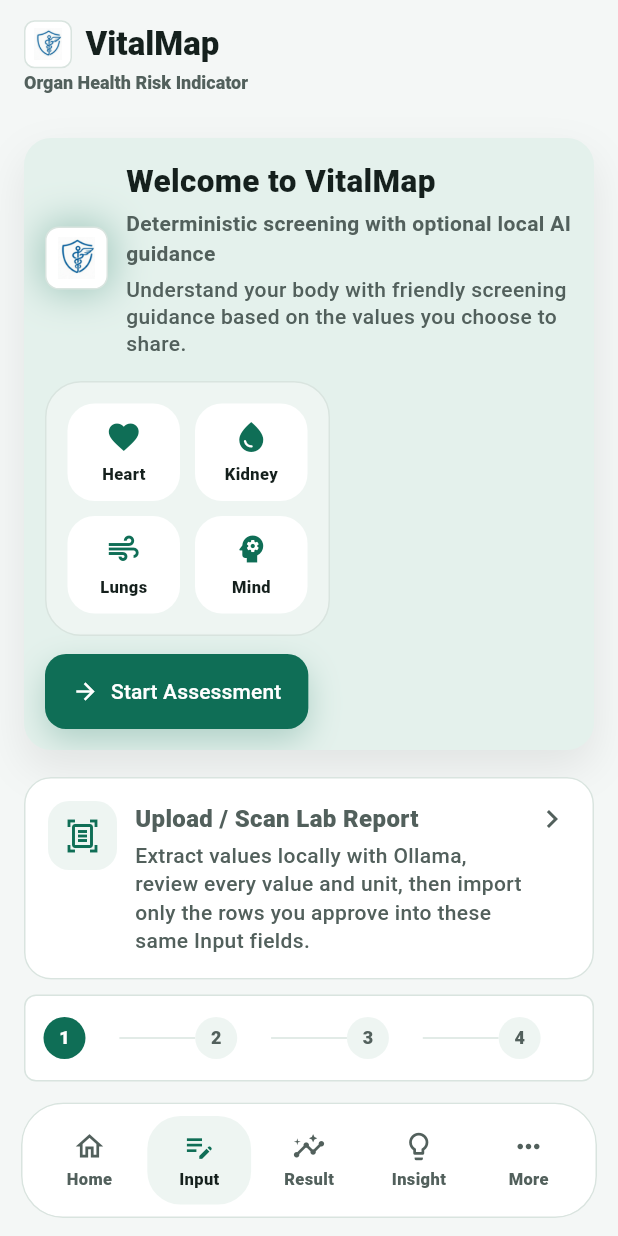
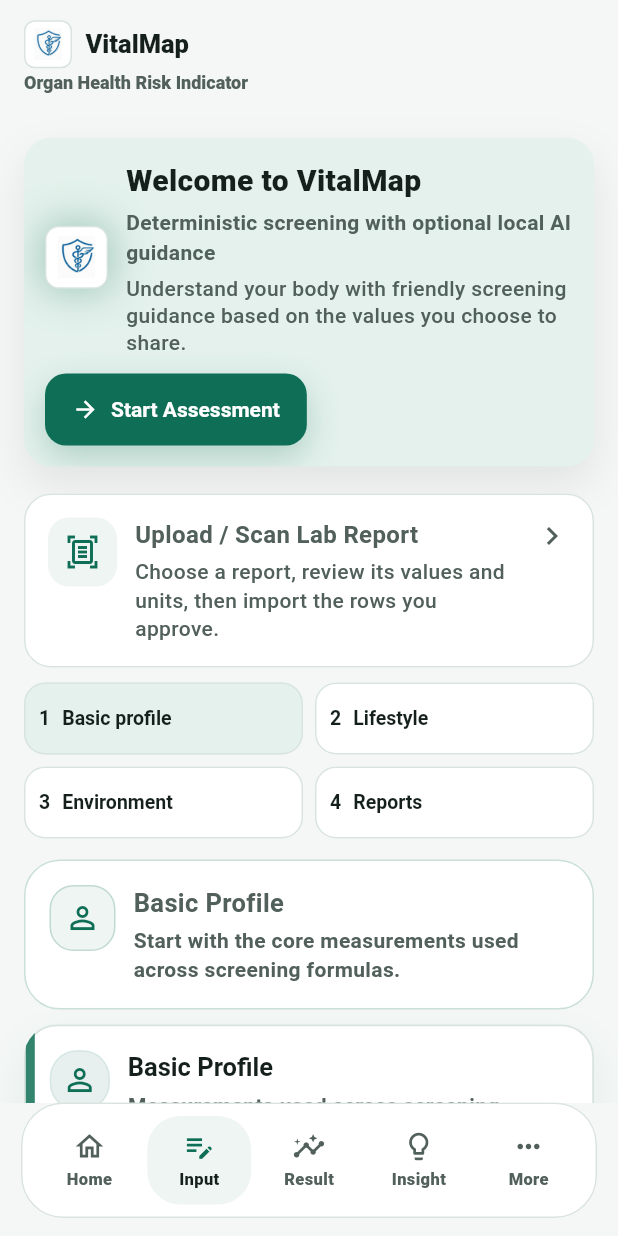
Before and after one commit to D-Varshini17/VitalMap, a Flutter app: the screen it shows once a user with an empty profile is signed in, after a tap on "Start screening", on a phone screen of 412 x 824 dp. Run offline on Flutter 3.47's test engine with Material 3 defaults, Android fonts, the phone set to English and light mode, and no system bars; our stand-ins replace cloud_firestore, file_picker, firebase_auth, firebase_core, pdf, printing and 1 more; accounts and stored records are empty.

Commit message:
Refine responsive Input typography and verify full form flows

```diff
--- a/frontend/lib/core/input_typography.dart
+++ b/frontend/lib/core/input_typography.dart
@@ -3,11 +3,45 @@
 
 /// Typography scoped to the assessment form, without scaling other screens.
 abstract final class InputTypography {
-  static const value = 15.0;
-  static const label = 14.0;
+  static const value = 14.0;
+  static const label = 13.0;
+  static const body = 14.0;
   static const helper = 12.0;
   static double heading(BuildContext context) =>
-      Responsive.isMobile(context) ? 21 : 26;
+      Responsive.isMobile(context) ? 20 : 24;
   static double section(BuildContext context) =>
-      Responsive.isMobile(context) ? 18 : 20;
+      Responsive.isMobile(context) ? 17 : 19;
+
+  static ThemeData theme(BuildContext context) {
+    final base = Theme.of(context);
+    return base.copyWith(
+      textTheme: base.textTheme.copyWith(
+        bodyLarge: base.textTheme.bodyLarge?.copyWith(fontSize: body),
+        bodyMedium: base.textTheme.bodyMedium?.copyWith(fontSize: body),
+        bodySmall: base.textTheme.bodySmall?.copyWith(fontSize: helper),
+        titleLarge:
+            base.textTheme.titleLarge?.copyWith(fontSize: section(context)),
+        titleMedium: base.textTheme.titleMedium?.copyWith(fontSize: value),
+        labelLarge: base.textTheme.labelLarge?.copyWith(fontSize: value),
+      ),
+      inputDecorationTheme: base.inputDecorationTheme.copyWith(
+        labelStyle: const TextStyle(fontSize: label),
+        floatingLabelStyle: const TextStyle(fontSize: label),
+        helperStyle: const TextStyle(fontSize: helper),
+        errorStyle: const TextStyle(fontSize: helper),
+        contentPadding:
+            const EdgeInsets.symmetric(horizontal: 12, vertical: 14),
+      ),
+      elevatedButtonTheme: ElevatedButtonThemeData(
+          style: base.elevatedButtonTheme.style?.copyWith(
+        textStyle: const WidgetStatePropertyAll(
+            TextStyle(fontSize: value, fontWeight: FontWeight.w600)),
+      )),
+      outlinedButtonTheme: OutlinedButtonThemeData(
+          style: base.outlinedButtonTheme.style?.copyWith(
+        textStyle: const WidgetStatePropertyAll(
+            TextStyle(fontSize: value, fontWeight: FontWeight.w600)),
+      )),
+    );
+  }
 }
--- a/frontend/lib/screens/input_screen.dart
+++ b/frontend/lib/screens/input_screen.dart
@@ -371,7 +371,8 @@
       } catch (_) {
         if (mounted) {
           ScaffoldMessenger.of(context).showSnackBar(const SnackBar(
-            content: Text('Screening saved on this device. Account sync failed; check your connection.'),
+            content: Text(
+                'Screening saved on this device. Account sync failed; check your connection.'),
           ));
         }
       }
@@ -715,7 +716,9 @@
   @override
   Widget build(BuildContext context) {
     final isDesktop = Responsive.isDesktop(context);
-    return Scaffold(
+    return Theme(
+      data: InputTypography.theme(context),
+      child: Scaffold(
         appBar: isDesktop
             ? null
             : AppBar(
@@ -730,7 +733,8 @@
                       'Organ Health Risk Indicator',
                       style: TextStyle(
                           fontSize: 12,
-                        color: Theme.of(context).colorScheme.onSurfaceVariant),
+                          color:
+                              Theme.of(context).colorScheme.onSurfaceVariant),
                     ),
                   ],
                 ),
@@ -751,6 +755,7 @@
                 const SizedBox(height: 14),
                 _activeFlowBody(isDesktop),
               ],
+            ),
           ),
         ),
       ),
@@ -782,18 +787,22 @@
                   color: colors.surfaceContainer,
                   borderRadius: BorderRadius.circular(14),
                 ),
-                child: Icon(Icons.document_scanner_outlined, color: colors.primary),
+                child: Icon(Icons.document_scanner_outlined,
+                    color: colors.primary),
               ),
               const SizedBox(width: 12),
               Expanded(
                 child: Column(
                   crossAxisAlignment: CrossAxisAlignment.start,
                   children: [
-                    const Text('Upload / Scan Lab Report', style: TextStyle(fontSize: 16, fontWeight: FontWeight.w900)),
+                    const Text('Upload / Scan Lab Report',
+                        style: TextStyle(
+                            fontSize: 16, fontWeight: FontWeight.w700)),
                     const SizedBox(height: 4),
                     Text(
-                      'Extract values locally with Ollama, review every value and unit, then import only the rows you approve into these same Input fields.',
-                      style: TextStyle(color: colors.onSurfaceVariant, height: 1.35),
+                      'Choose a report, review its values and units, then import the rows you approve.',
+                      style: TextStyle(
+                          color: colors.onSurfaceVariant, height: 1.35),
                     ),
                   ],
                 ),
@@ -816,7 +825,8 @@
       if (!mounted) return;
       setState(() => _activeTop = 'reports');
       ScaffoldMessenger.of(context).showSnackBar(
-        const SnackBar(content: Text('Reviewed report values were imported into Input.')),
+        const SnackBar(
+            content: Text('Reviewed report values were imported into Input.')),
       );
     }
   }
@@ -1074,7 +1084,10 @@
             child: Column(
               crossAxisAlignment: CrossAxisAlignment.start,
               children: [
-                Text(title, style: Theme.of(context).textTheme.titleLarge),
+                Text(title,
+                    style: TextStyle(
+                        fontSize: InputTypography.section(context),
+                        fontWeight: FontWeight.w700)),
                 const SizedBox(height: 4),
                 Text(
                   subtitle,
@@ -1136,67 +1149,37 @@
       ('environment', 'Environment'),
       ('reports', 'Reports'),
     ];
-
-    final activeIndex = tabs.indexWhere((tab) => tab.$1 == _activeTop);
-    return Container(
-      padding: const EdgeInsets.symmetric(horizontal: 12, vertical: 14),
-      decoration: BoxDecoration(
-        color: Theme.of(context).colorScheme.surface,
-        borderRadius: BorderRadius.circular(8),
-        border: Border.all(color: Theme.of(context).colorScheme.outlineVariant),
-      ),
-      child: Row(
-        children: [
-          for (var index = 0; index < tabs.length; index++) ...[
-            Expanded(
-              child: InkWell(
-                onTap: () => _setActiveTop(tabs[index].$1),
-                child: Row(
-                  children: [
-                    CircleAvatar(
-                      radius: 14,
-                      backgroundColor: index <= activeIndex
-                          ? Theme.of(context).colorScheme.primary
-                          : Theme.of(context).colorScheme.surfaceContainer,
-                      child: Text(
-                        '${index + 1}',
-                        style: TextStyle(
-                          color: index <= activeIndex
-                              ? Theme.of(context).colorScheme.onPrimary
-                              : Theme.of(context).colorScheme.onSurfaceVariant,
-                          fontSize: 12,
-                          fontWeight: FontWeight.w800,
-                        ),
-                      ),
-                    ),
-                    const SizedBox(width: 7),
-                    Flexible(
-                      child: Text(
-                        tabs[index].$2,
-                        overflow: TextOverflow.ellipsis,
-                        style: TextStyle(
-                          color: index == activeIndex
-                              ? Theme.of(context).colorScheme.onSurface
-                              : Theme.of(context).colorScheme.onSurfaceVariant,
-                          fontSize: 12,
-                          fontWeight: FontWeight.w800,
-                        ),
-                      ),
-                    ),
-                  ],
-                ),
-              ),
-            ),
-            if (index < tabs.length - 1)
-              Expanded(
-                child: Container(
-                    height: 1,
-                    color: Theme.of(context).colorScheme.outlineVariant),
-              ),
-          ],
-        ],
-      ),
-    );
+    final colors = Theme.of(context).colorScheme;
+    return LayoutBuilder(builder: (context, constraints) {
+      final columns = constraints.maxWidth < 600 ? 2 : 4;
+      final width = (constraints.maxWidth - (columns - 1) * 8) / columns;
+      return Wrap(spacing: 8, runSpacing: 8, children: [
+        for (var index = 0; index < tabs.length; index++)
+          SizedBox(
+            width: width,
+            child: OutlinedButton(
+              onPressed: () => _setActiveTop(tabs[index].$1),
+              style: OutlinedButton.styleFrom(
+                minimumSize: const Size(0, 48),
+                padding:
+                    const EdgeInsets.symmetric(horizontal: 10, vertical: 10),
+                backgroundColor: tabs[index].$1 == _activeTop
+                    ? colors.primaryContainer
+                    : colors.surface,
+                foregroundColor: colors.onSurface,
+                textStyle: const TextStyle(
+                    fontSize: InputTypography.label,
+                    fontWeight: FontWeight.w600),
+              ),
+              child: Row(children: [
+                Text('${index + 1}'),
+                const SizedBox(width: 8),
+                Expanded(child: Text(tabs[index].$2)),
+              ]),
+            ),
+          ),
+      ]);
+    });
   }
 
   Widget _stepHeader(String text) {
@@ -1342,7 +1325,7 @@
               children: [
                 Text(
                   'Why we ask this?',
-                  style: TextStyle(fontWeight: FontWeight.w900),
+                  style: TextStyle(fontWeight: FontWeight.w700),
                 ),
                 SizedBox(height: 4),
                 Text(
@@ -1672,8 +1655,8 @@
               borderRadius: BorderRadius.circular(18),
             ),
             textStyle: const TextStyle(
-              fontSize: 17,
-              fontWeight: FontWeight.w800,
+              fontSize: InputTypography.value,
+              fontWeight: FontWeight.w600,
             ),
           ),
         );
@@ -1689,14 +1672,17 @@
               : () async {
                   final payload = _payload();
                   await LocalStorage.saveLastPayload(payload);
-                  final user = Firebase.apps.isEmpty ? null : FirebaseAuth.instance.currentUser;
+                  final user = Firebase.apps.isEmpty
+                      ? null
+                      : FirebaseAuth.instance.currentUser;
                   var message = 'Saved for later on this device.';
                   if (user != null) {
                     try {
                       await FirestoreService.saveDraft(user.uid, payload);
                       message = 'Draft saved to your account.';
                     } catch (_) {
-                      message = 'Saved on this device. Account sync failed; check your connection and retry.';
+                      message =
+                          'Saved on this device. Account sync failed; check your connection and retry.';
                     }
                   }
                   if (!context.mounted) return;
@@ -1715,8 +1701,8 @@
               borderRadius: BorderRadius.circular(18),
             ),
             textStyle: const TextStyle(
-              fontSize: 17,
-              fontWeight: FontWeight.w800,
+              fontSize: InputTypography.value,
+              fontWeight: FontWeight.w600,
             ),
           ),
         );
@@ -2352,7 +2338,7 @@
             style: TextStyle(
               color: Theme.of(context).colorScheme.onSurfaceVariant,
               fontSize: 13,
-              fontWeight: FontWeight.w800,
+              fontWeight: FontWeight.w600,
             ),
           ),
           const SizedBox(height: 8),
@@ -2361,8 +2347,8 @@
             textAlign: TextAlign.center,
             style: TextStyle(
               color: Theme.of(context).colorScheme.onSurface,
-              fontWeight: FontWeight.w900,
-              fontSize: 17,
+              fontWeight: FontWeight.w700,
+              fontSize: InputTypography.value,
               letterSpacing: 0,
             ),
           ),
@@ -2387,7 +2373,7 @@
         style: TextStyle(
           color: Theme.of(context).colorScheme.onSurfaceVariant,
           fontWeight: FontWeight.w600,
-          fontSize: 15,
+          fontSize: InputTypography.body,
           letterSpacing: 0,
         ),
       ),
@@ -2409,7 +2395,7 @@
       ),
       style: TextStyle(
         color: Theme.of(context).colorScheme.onSurface,
-        fontSize: 15,
+        fontSize: InputTypography.body,
         fontWeight: FontWeight.w700,
       ),
       decoration: InputDecoration(
@@ -2459,7 +2445,7 @@
             helper ?? 'Select the unit exactly as shown in your report.',
             style: TextStyle(
               color: Theme.of(context).colorScheme.onSurfaceVariant,
-              fontSize: 15,
+              fontSize: InputTypography.body,
               fontWeight: FontWeight.w600,
             ),
           ),
@@ -2481,7 +2467,7 @@
                 ),
                 textStyle: const TextStyle(
                   fontSize: 12,
-                  fontWeight: FontWeight.w800,
+                  fontWeight: FontWeight.w600,
                 ),
               ),
               child: const Text('Skip'),
@@ -2524,7 +2510,7 @@
           isExpanded: true,
           style: TextStyle(
             color: colors.onSurface,
-            fontSize: 15,
+            fontSize: InputTypography.body,
             fontWeight: FontWeight.w600,
           ),
           decoration: InputDecoration(labelText: label),
@@ -2551,8 +2537,8 @@
             ),
             style: TextStyle(
               color: colors.onSurface,
-              fontSize: 18,
-              fontWeight: FontWeight.w800,
+              fontSize: InputTypography.value,
+              fontWeight: FontWeight.w600,
             ),
             decoration: InputDecoration(
               labelText: label,
@@ -2567,7 +2553,7 @@
                 borderSide: BorderSide(color: colors.primary, width: 1.4),
               ),
               contentPadding:
-                  const EdgeInsets.symmetric(horizontal: 20, vertical: 20),
+                  const EdgeInsets.symmetric(horizontal: 12, vertical: 14),
             ),
             items: options
                 .map((item) => DropdownMenuItem(value: item, child: Text(item)))
@@ -2640,7 +2626,8 @@
       compact: true,
       description:
           'Understand your body with friendly screening guidance based on the values you choose to share.',
-      trailing: const _HeroHealthGraphic(),
+      trailing:
+          Responsive.isDesktop(context) ? const _HeroHealthGraphic() : null,
       bottom: Align(
         alignment: Alignment.centerLeft,
         child: GradientActionButton(
@@ -2718,7 +2705,7 @@
               style: TextStyle(
                 color: Theme.of(context).colorScheme.onSurface,
                 fontSize: 11,
-                fontWeight: FontWeight.w900,
+                fontWeight: FontWeight.w700,
               ),
             ),
           ],
@@ -2806,7 +2793,7 @@
             child: ColoredBox(color: accent.withValues(alpha: 0.85)),
           ),
           Padding(
-            padding: const EdgeInsets.fromLTRB(34, 28, 30, 28),
+            padding: EdgeInsets.all(Responsive.isMobile(context) ? 16 : 22),
             child: Column(
               crossAxisAlignment: CrossAxisAlignment.start,
               children: [
@@ -2814,8 +2801,8 @@
                   crossAxisAlignment: CrossAxisAlignment.start,
                   children: [
                     Container(
-                      width: 64,
-                      height: 64,
+                      width: 40,
+                      height: 40,
                       decoration: BoxDecoration(
                         color: accent.withValues(alpha: 0.10),
                         borderRadius: BorderRadius.circular(18),
@@ -2823,9 +2810,9 @@
                           color: accent.withValues(alpha: 0.08),
                         ),
                       ),
-                      child: Icon(icon, color: accent, size: 34),
-                    ),
-                    const SizedBox(width: 24),
+                      child: Icon(icon, color: accent, size: 24),
+                    ),
+                    const SizedBox(width: 12),
                     Expanded(
                       child: Column(
                         crossAxisAlignment: CrossAxisAlignment.start,
@@ -2838,7 +2825,7 @@
                                 ?.copyWith(
                                   color: colors.onSurface,
                                   fontSize: InputTypography.section(context),
-                                  fontWeight: FontWeight.w900,
+                                  fontWeight: FontWeight.w700,
                                   letterSpacing: 0,
                                 ),
                           ),
@@ -2847,7 +2834,7 @@
                             _sectionSubtitle(title),
                             style: TextStyle(
                               color: colors.onSurfaceVariant,
-                              fontSize: 15,
+                              fontSize: InputTypography.body,
                               height: 1.2,
                               fontWeight: FontWeight.w600,
                             ),
@@ -2876,7 +2863,7 @@
                       ),
                   ],
                 ),
-                const SizedBox(height: 28),
+                const SizedBox(height: 18),
                 child,
               ],
             ),
@@ -2888,6 +2875,11 @@
 
   String _sectionSubtitle(String title) {
     return switch (title) {
+      'Basic Profile' => 'Measurements used across screening indicators',
+      'Lifestyle' => 'Everyday habits and general health context',
+      'Food Habits' => 'Your usual food and drink choices',
+      'Environment' => 'Your surroundings and exposure context',
+      'Heart / Lipid Profile' => 'AIP',
       'Diabetes / Glucose Profile' => 'Blood sugar and metabolic health',
       'Liver Function Test' => 'APRI, FIB-4, FLI, NAFLD',
       'CBC / Differential' => 'NLR and liver support',
@@ -2895,7 +2887,7 @@
       'Lungs / Vitals' => 'SpO2',
       'Pancreatic Enzymes' => 'LAR',
       'Cancer Awareness' => 'AFP, CA 15-3, CA 27.29',
-      _ => 'AIP',
+      _ => 'Enter the values available to you',
     };
   }
 }
@@ -2920,7 +2912,7 @@
         overflow: TextOverflow.ellipsis,
         style: TextStyle(
           color: colors.onSurface,
-          fontWeight: FontWeight.w800,
+          fontWeight: FontWeight.w600,
           fontSize: 14,
         ),
       ),
@@ -2950,8 +2942,8 @@
       borderRadius: BorderRadius.circular(18),
       onTap: onTap,
       child: Container(
-        constraints: const BoxConstraints(minHeight: 104),
-        padding: const EdgeInsets.fromLTRB(22, 20, 22, 20),
+        constraints: const BoxConstraints(minHeight: 80),
+        padding: const EdgeInsets.all(14),
         decoration: BoxDecoration(
           color: colors.surface,
           borderRadius: BorderRadius.circular(18),
@@ -2971,15 +2963,15 @@
           crossAxisAlignment: CrossAxisAlignment.center,
           children: [
             Container(
-              width: 58,
-              height: 58,
+              width: 40,
+              height: 40,
               decoration: BoxDecoration(
                 color: section.tint,
                 borderRadius: BorderRadius.circular(16),
               ),
-              child: Icon(section.icon, color: section.iconColor, size: 34),
-            ),
-            const SizedBox(width: 24),
+              child: Icon(section.icon, color: section.iconColor, size: 24),
+            ),
+            const SizedBox(width: 12),
             Expanded(
               child: Column(
                 crossAxisAlignment: CrossAxisAlignment.start,
@@ -2988,7 +2980,7 @@
                   Text(
                     section.title,
                     style: TextStyle(
-                      fontWeight: FontWeight.w900,
+                      fontWeight: FontWeight.w700,
                       fontSize: InputTypography.section(context),
                       height: 1.05,
                       color: colors.onSurface,
@@ -2999,7 +2991,7 @@
                   Text(
                     section.subtitle,
                     style: TextStyle(
-                      fontSize: 15,
+                      fontSize: InputTypography.body,
                       color: colors.onSurfaceVariant,
                       height: 1.15,
                       fontWeight: FontWeight.w600,
```
Also changed, not shown: frontend/lib/screens/lab_report_scanner_screen.dart (+13 -6 lines), 2 other files. Lines whose indentation alone changed are shown as unchanged.
